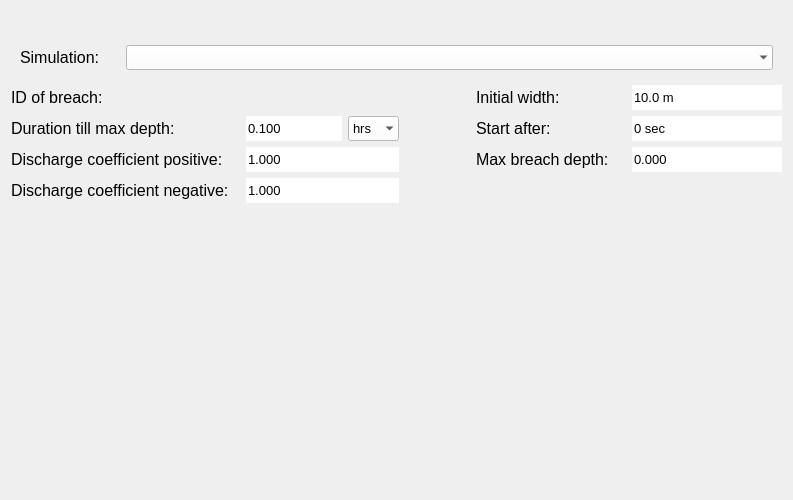
Before: the Qt Designer form threedi_models_and_simulations/ui/simulation_wizard/page_breaches.ui in nens/threedi-api-qgis-client, drawn with Qt 5.
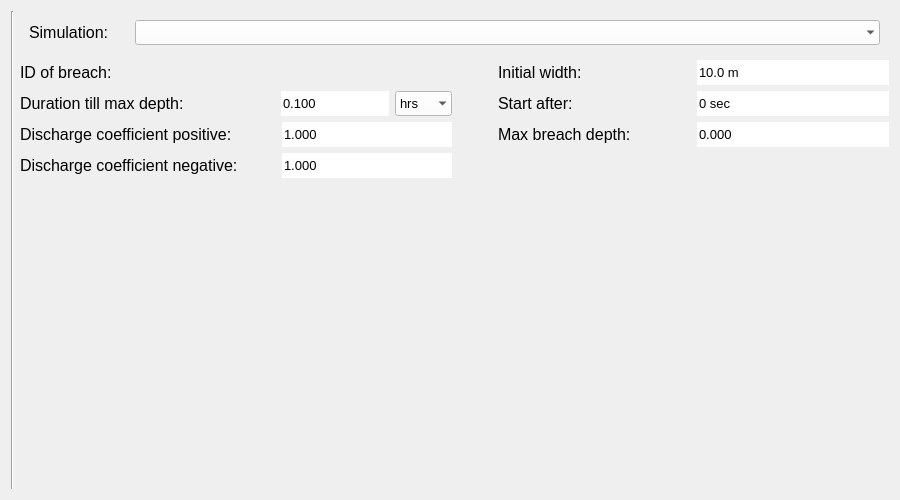
After: the same form once the commit is applied.

```diff
--- a/threedi_models_and_simulations/ui/simulation_wizard/page_breaches.ui
+++ b/threedi_models_and_simulations/ui/simulation_wizard/page_breaches.ui
@@ -6,7 +6,7 @@
    <rect>
     <x>0</x>
     <y>0</y>
-    <width>793</width>
+    <width>900</width>
     <height>500</height>
    </rect>
   </property>
@@ -66,23 +66,189 @@
    <set>Qt::ImhDigitsOnly</set>
   </property>
   <layout class="QGridLayout" name="gridLayout">
-   <item row="2" column="5">
-    <spacer name="verticalSpacer_2">
-     <property name="orientation">
-      <enum>Qt::Vertical</enum>
+   <item row="3" column="4" colspan="2">
+    <layout class="QHBoxLayout" name="horizontalLayout_4">
+     <item>
+      <spacer name="horizontalSpacer_2">
+       <property name="orientation">
+        <enum>Qt::Horizontal</enum>
+       </property>
+       <property name="sizeHint" stdset="0">
+        <size>
+         <width>40</width>
+         <height>20</height>
+        </size>
+       </property>
+      </spacer>
+     </item>
+     <item>
+      <widget class="QLabel" name="label_3">
+       <property name="sizePolicy">
+        <sizepolicy hsizetype="Preferred" vsizetype="Preferred">
+         <horstretch>150</horstretch>
+         <verstretch>25</verstretch>
+        </sizepolicy>
+       </property>
+       <property name="minimumSize">
+        <size>
+         <width>150</width>
+         <height>25</height>
+        </size>
+       </property>
+       <property name="maximumSize">
+        <size>
+         <width>16777215</width>
+         <height>16777215</height>
+        </size>
+       </property>
+       <property name="font">
+        <font>
+         <family>Segoe UI</family>
+         <pointsize>12</pointsize>
+        </font>
+       </property>
+       <property name="text">
+        <string>Start after:</string>
+       </property>
+      </widget>
+     </item>
+     <item>
+      <widget class="QSpinBox" name="sp_start_after">
+       <property name="sizePolicy">
+        <sizepolicy hsizetype="Minimum" vsizetype="Fixed">
+         <horstretch>150</horstretch>
+         <verstretch>0</verstretch>
+        </sizepolicy>
+       </property>
+       <property name="minimumSize">
+        <size>
+         <width>150</width>
+         <height>25</height>
+        </size>
+       </property>
+       <property name="maximumSize">
+        <size>
+         <width>16777215</width>
+         <height>16777215</height>
+        </size>
+       </property>
+       <property name="font">
+        <font>
+         <family>Segoe UI</family>
+         <pointsize>10</pointsize>
+        </font>
+       </property>
+       <property name="styleSheet">
+        <string notr="true">QSpinBox {background-color: white;}</string>
+       </property>
+       <property name="frame">
+        <bool>false</bool>
+       </property>
+       <property name="alignment">
+        <set>Qt::AlignLeading|Qt::AlignLeft|Qt::AlignVCenter</set>
+       </property>
+       <property name="buttonSymbols">
+        <enum>QAbstractSpinBox::NoButtons</enum>
+       </property>
+       <property name="suffix">
+        <string> sec</string>
+       </property>
+       <property name="maximum">
+        <number>999999999</number>
+       </property>
+      </widget>
+     </item>
+    </layout>
+   </item>
+   <item row="4" column="4" colspan="2">
+    <layout class="QHBoxLayout" name="horizontalLayout_7">
+     <property name="bottomMargin">
+      <number>0</number>
      </property>
-     <property name="sizeType">
-      <enum>QSizePolicy::Fixed</enum>
-     </property>
-     <property name="sizeHint" stdset="0">
-      <size>
-       <width>20</width>
-       <height>25</height>
-      </size>
-     </property>
-    </spacer>
+     <item>
+      <spacer name="horizontalSpacer_3">
+       <property name="orientation">
+        <enum>Qt::Horizontal</enum>
+       </property>
+       <property name="sizeHint" stdset="0">
+        <size>
+         <width>40</width>
+         <height>20</height>
+        </size>
+       </property>
+      </spacer>
+     </item>
+     <item>
+      <widget class="QLabel" name="label_8">
+       <property name="sizePolicy">
+        <sizepolicy hsizetype="Preferred" vsizetype="Preferred">
+         <horstretch>150</horstretch>
+         <verstretch>25</verstretch>
+        </sizepolicy>
+       </property>
+       <property name="minimumSize">
+        <size>
+         <width>150</width>
+         <height>25</height>
+        </size>
+       </property>
+       <property name="font">
+        <font>
+         <family>Segoe UI</family>
+         <pointsize>12</pointsize>
+        </font>
+       </property>
+       <property name="text">
+        <string>Max breach depth:</string>
+       </property>
+      </widget>
+     </item>
+     <item>
+      <widget class="QDoubleSpinBox" name="sb_max_breach_depth">
+       <property name="sizePolicy">
+        <sizepolicy hsizetype="Minimum" vsizetype="Fixed">
+         <horstretch>150</horstretch>
+         <verstretch>0</verstretch>
+        </sizepolicy>
+       </property>
+       <property name="minimumSize">
+        <size>
+         <width>150</width>
+         <height>25</height>
+        </size>
+       </property>
+       <property name="maximumSize">
+        <size>
+         <width>16777215</width>
+         <height>16777215</height>
+        </size>
+       </property>
+       <property name="font">
+        <font>
+         <family>Segoe UI</family>
+         <pointsize>10</pointsize>
+        </font>
+       </property>
+       <property name="styleSheet">
+        <string notr="true">QDoubleSpinBox {background-color: white;}</string>
+       </property>
+       <property name="frame">
+        <bool>false</bool>
+       </property>
+       <property name="buttonSymbols">
+        <enum>QAbstractSpinBox::NoButtons</enum>
+       </property>
+       <property name="decimals">
+        <number>3</number>
+       </property>
+       <property name="maximum">
+        <double>100000000000000000.000000000000000</double>
+       </property>
+      </widget>
+     </item>
+    </layout>
    </item>
-   <item row="4" column="5" colspan="4">
+   <item row="2" column="4" colspan="2">
     <layout class="QHBoxLayout" name="horizontalLayout_2">
      <property name="spacing">
       <number>6</number>
@@ -182,95 +348,25 @@
      </item>
     </layout>
    </item>
-   <item row="8" column="5">
-    <spacer name="verticalSpacer">
-     <property name="orientation">
-      <enum>Qt::Vertical</enum>
-     </property>
-     <property name="sizeHint" stdset="0">
-      <size>
-       <width>20</width>
-       <height>40</height>
-      </size>
-     </property>
-    </spacer>
-   </item>
-   <item row="4" column="0" colspan="4">
-    <layout class="QHBoxLayout" name="horizontalLayout">
+   <item row="4" column="2" colspan="2">
+    <layout class="QHBoxLayout" name="horizontalLayout_5">
      <property name="bottomMargin">
       <number>0</number>
      </property>
      <item>
-      <widget class="QLabel" name="label">
+      <widget class="QLabel" name="label_6">
        <property name="sizePolicy">
         <sizepolicy hsizetype="Preferred" vsizetype="Preferred">
-         <horstretch>0</horstretch>
-         <verstretch>0</verstretch>
-        </sizepolicy>
-       </property>
-       <property name="minimumSize">
-        <size>
-         <width>225</width>
-         <height>25</height>
-        </size>
-       </property>
-       <property name="maximumSize">
-        <size>
-         <width>16777215</width>
-         <height>16777215</height>
-        </size>
-       </property>
-       <property name="font">
-        <font>
-         <family>Segoe UI</family>
-         <pointsize>12</pointsize>
-        </font>
-       </property>
-       <property name="text">
-        <string>ID of breach:</string>
-       </property>
-      </widget>
-     </item>
-     <item>
-      <layout class="QHBoxLayout" name="breach_lout"/>
-     </item>
-    </layout>
-   </item>
-   <item row="5" column="5" colspan="4">
-    <layout class="QHBoxLayout" name="horizontalLayout_4">
-     <item>
-      <spacer name="horizontalSpacer_2">
-       <property name="orientation">
-        <enum>Qt::Horizontal</enum>
-       </property>
-       <property name="sizeHint" stdset="0">
-        <size>
-         <width>40</width>
-         <height>20</height>
-        </size>
-       </property>
-      </spacer>
-     </item>
-     <item>
-      <widget class="QLabel" name="label_3">
-       <property name="sizePolicy">
-        <sizepolicy hsizetype="Preferred" vsizetype="Preferred">
-         <horstretch>150</horstretch>
+         <horstretch>225</horstretch>
          <verstretch>25</verstretch>
         </sizepolicy>
        </property>
        <property name="minimumSize">
         <size>
-         <width>150</width>
+         <width>225</width>
          <height>25</height>
         </size>
        </property>
-       <property name="maximumSize">
-        <size>
-         <width>16777215</width>
-         <height>16777215</height>
-        </size>
-       </property>
        <property name="font">
         <font>
          <family>Segoe UI</family>
@@ -278,12 +374,12 @@
         </font>
        </property>
        <property name="text">
-        <string>Start after:</string>
+        <string>Discharge coefficient positive:</string>
        </property>
       </widget>
      </item>
      <item>
-      <widget class="QSpinBox" name="sp_start_after">
+      <widget class="QDoubleSpinBox" name="sb_discharge_coefficient_positive">
        <property name="sizePolicy">
         <sizepolicy hsizetype="Minimum" vsizetype="Fixed">
          <horstretch>150</horstretch>
@@ -302,42 +398,29 @@
          <height>16777215</height>
         </size>
        </property>
-       <property name="font">
-        <font>
-         <family>Segoe UI</family>
-         <pointsize>10</pointsize>
-        </font>
-       </property>
        <property name="styleSheet">
-        <string notr="true">QSpinBox {background-color: white;}</string>
+        <string notr="true">QDoubleSpinBox {background-color: white;}</string>
        </property>
        <property name="frame">
         <bool>false</bool>
        </property>
-       <property name="alignment">
-        <set>Qt::AlignLeading|Qt::AlignLeft|Qt::AlignVCenter</set>
-       </property>
        <property name="buttonSymbols">
         <enum>QAbstractSpinBox::NoButtons</enum>
        </property>
-       <property name="suffix">
-        <string> sec</string>
+       <property name="decimals">
+        <number>3</number>
        </property>
        <property name="maximum">
-        <number>999999999</number>
+        <double>100000000000000000.000000000000000</double>
+       </property>
+       <property name="value">
+        <double>1.000000000000000</double>
        </property>
       </widget>
      </item>
     </layout>
    </item>
-   <item row="1" column="0" colspan="9">
-    <layout class="QVBoxLayout" name="svg_lout">
-     <property name="bottomMargin">
-      <number>0</number>
-     </property>
-    </layout>
-   </item>
-   <item row="5" column="0" colspan="4">
+   <item row="3" column="2" colspan="2">
     <layout class="QHBoxLayout" name="horizontalLayout_3">
      <property name="bottomMargin">
       <number>0</number>
@@ -470,7 +553,156 @@
      </item>
     </layout>
    </item>
-   <item row="3" column="0" colspan="9">
+   <item row="2" column="2" colspan="2">
+    <layout class="QHBoxLayout" name="horizontalLayout">
+     <property name="bottomMargin">
+      <number>0</number>
+     </property>
+     <item>
+      <widget class="QLabel" name="label">
+       <property name="sizePolicy">
+        <sizepolicy hsizetype="Preferred" vsizetype="Preferred">
+         <horstretch>0</horstretch>
+         <verstretch>0</verstretch>
+        </sizepolicy>
+       </property>
+       <property name="minimumSize">
+        <size>
+         <width>225</width>
+         <height>25</height>
+        </size>
+       </property>
+       <property name="maximumSize">
+        <size>
+         <width>16777215</width>
+         <height>16777215</height>
+        </size>
+       </property>
+       <property name="font">
+        <font>
+         <family>Segoe UI</family>
+         <pointsize>12</pointsize>
+        </font>
+       </property>
+       <property name="text">
+        <string>ID of breach:</string>
+       </property>
+      </widget>
+     </item>
+     <item>
+      <layout class="QHBoxLayout" name="breach_lout"/>
+     </item>
+    </layout>
+   </item>
+   <item row="1" column="0" rowspan="7">
+    <layout class="QVBoxLayout" name="wizard_steps_layout">
+     <property name="leftMargin">
+      <number>0</number>
+     </property>
+     <property name="rightMargin">
+      <number>0</number>
+     </property>
+     <property name="bottomMargin">
+      <number>0</number>
+     </property>
+    </layout>
+   </item>
+   <item row="5" column="2" colspan="2">
+    <layout class="QHBoxLayout" name="horizontalLayout_6">
+     <item>
+      <widget class="QLabel" name="label_7">
+       <property name="sizePolicy">
+        <sizepolicy hsizetype="Preferred" vsizetype="Preferred">
+         <horstretch>225</horstretch>
+         <verstretch>25</verstretch>
+        </sizepolicy>
+       </property>
+       <property name="minimumSize">
+        <size>
+         <width>225</width>
+         <height>25</height>
+        </size>
+       </property>
+       <property name="font">
+        <font>
+         <family>Segoe UI</family>
+         <pointsize>12</pointsize>
+        </font>
+       </property>
+       <property name="text">
+        <string>Discharge coefficient negative:</string>
+       </property>
+      </widget>
+     </item>
+     <item>
+      <widget class="QDoubleSpinBox" name="sb_discharge_coefficient_negative">
+       <property name="sizePolicy">
+        <sizepolicy hsizetype="Minimum" vsizetype="Fixed">
+         <horstretch>150</horstretch>
+         <verstretch>0</verstretch>
+        </sizepolicy>
+       </property>
+       <property name="minimumSize">
+        <size>
+         <width>150</width>
+         <height>25</height>
+        </size>
+       </property>
+       <property name="maximumSize">
+        <size>
+         <width>16777215</width>
+         <height>16777215</height>
+        </size>
+       </property>
+       <property name="styleSheet">
+        <string notr="true">QDoubleSpinBox {background-color: white;}</string>
+       </property>
+       <property name="frame">
+        <bool>false</bool>
+       </property>
+       <property name="buttonSymbols">
+        <enum>QAbstractSpinBox::NoButtons</enum>
+       </property>
+       <property name="decimals">
+        <number>3</number>
+       </property>
+       <property name="maximum">
+        <double>100000000000000000.000000000000000</double>
+       </property>
+       <property name="value">
+        <double>1.000000000000000</double>
+       </property>
+      </widget>
+     </item>
+    </layout>
+   </item>
+   <item row="1" column="1" rowspan="7">
+    <widget class="Line" name="line">
+     <property name="sizePolicy">
+      <sizepolicy hsizetype="Fixed" vsizetype="Expanding">
+       <horstretch>0</horstretch>
+       <verstretch>0</verstretch>
+      </sizepolicy>
+     </property>
+     <property name="orientation">
+      <enum>Qt::Vertical</enum>
+     </property>
+    </widget>
+   </item>
+   <item row="6" column="4">
+    <spacer name="verticalSpacer">
+     <property name="orientation">
+      <enum>Qt::Vertical</enum>
+     </property>
+     <property name="sizeHint" stdset="0">
+      <size>
+       <width>20</width>
+       <height>40</height>
+      </size>
+     </property>
+    </spacer>
+   </item>
+   <item row="1" column="2" colspan="4">
     <widget class="QWidget" name="simulation_widget" native="true">
      <property name="sizePolicy">
       <sizepolicy hsizetype="Expanding" vsizetype="Preferred">
@@ -553,234 +785,18 @@
      </layout>
     </widget>
    </item>
-   <item row="6" column="0" colspan="4">
-    <layout class="QHBoxLayout" name="horizontalLayout_5">
-     <property name="bottomMargin">
-      <number>0</number>
+   <item row="7" column="2" colspan="4">
+    <spacer name="horizontalSpacer_4">
+     <property name="orientation">
+      <enum>Qt::Horizontal</enum>
      </property>
-     <item>
-      <widget class="QLabel" name="label_6">
-       <property name="sizePolicy">
-        <sizepolicy hsizetype="Preferred" vsizetype="Preferred">
-         <horstretch>225</horstretch>
-         <verstretch>25</verstretch>
-        </sizepolicy>
-       </property>
-       <property name="minimumSize">
-        <size>
-         <width>225</width>
-         <height>25</height>
-        </size>
-       </property>
-       <property name="font">
-        <font>
-         <family>Segoe UI</family>
-         <pointsize>12</pointsize>
-        </font>
-       </property>
-       <property name="text">
-        <string>Discharge coefficient positive:</string>
-       </property>
-      </widget>
-     </item>
-     <item>
-      <widget class="QDoubleSpinBox" name="sb_discharge_coefficient_positive">
-       <property name="sizePolicy">
-        <sizepolicy hsizetype="Minimum" vsizetype="Fixed">
-         <horstretch>150</horstretch>
-         <verstretch>0</verstretch>
-        </sizepolicy>
-       </property>
-       <property name="minimumSize">
-        <size>
-         <width>150</width>
-         <height>25</height>
-        </size>
-       </property>
-       <property name="maximumSize">
-        <size>
-         <width>16777215</width>
-         <height>16777215</height>
-        </size>
-       </property>
-       <property name="styleSheet">
-        <string notr="true">QDoubleSpinBox {background-color: white;}</string>
-       </property>
-       <property name="frame">
-        <bool>false</bool>
-       </property>
-       <property name="buttonSymbols">
-        <enum>QAbstractSpinBox::NoButtons</enum>
-       </property>
-       <property name="decimals">
-        <number>3</number>
-       </property>
-       <property name="maximum">
-        <double>100000000000000000.000000000000000</double>
-       </property>
-       <property name="value">
-        <double>1.000000000000000</double>
-       </property>
-      </widget>
-     </item>
-    </layout>
-   </item>
-   <item row="7" column="0" colspan="4">
-    <layout class="QHBoxLayout" name="horizontalLayout_6">
-     <item>
-      <widget class="QLabel" name="label_7">
-       <property name="sizePolicy">
-        <sizepolicy hsizetype="Preferred" vsizetype="Preferred">
-         <horstretch>225</horstretch>
-         <verstretch>25</verstretch>
-        </sizepolicy>
-       </property>
-       <property name="minimumSize">
-        <size>
-         <width>225</width>
-         <height>25</height>
-        </size>
-       </property>
-       <property name="font">
-        <font>
-         <family>Segoe UI</family>
-         <pointsize>12</pointsize>
-        </font>
-       </property>
-       <property name="text">
-        <string>Discharge coefficient negative:</string>
-       </property>
-      </widget>
-     </item>
-     <item>
-      <widget class="QDoubleSpinBox" name="sb_discharge_coefficient_negative">
-       <property name="sizePolicy">
-        <sizepolicy hsizetype="Minimum" vsizetype="Fixed">
-         <horstretch>150</horstretch>
-         <verstretch>0</verstretch>
-        </sizepolicy>
-       </property>
-       <property name="minimumSize">
-        <size>
-         <width>150</width>
-         <height>25</height>
-        </size>
-       </property>
-       <property name="maximumSize">
-        <size>
-         <width>16777215</width>
-         <height>16777215</height>
-        </size>
-       </property>
-       <property name="styleSheet">
-        <string notr="true">QDoubleSpinBox {background-color: white;}</string>
-       </property>
-       <property name="frame">
-        <bool>false</bool>
-       </property>
-       <property name="buttonSymbols">
-        <enum>QAbstractSpinBox::NoButtons</enum>
-       </property>
-       <property name="decimals">
-        <number>3</number>
-       </property>
-       <property name="maximum">
-        <double>100000000000000000.000000000000000</double>
-       </property>
-       <property name="value">
-        <double>1.000000000000000</double>
-       </property>
-      </widget>
-     </item>
-    </layout>
-   </item>
-   <item row="6" column="5" colspan="4">
-    <layout class="QHBoxLayout" name="horizontalLayout_7">
-     <property name="bottomMargin">
-      <number>0</number>
+     <property name="sizeHint" stdset="0">
+      <size>
+       <width>40</width>
+       <height>20</height>
+      </size>
      </property>
-     <item>
-      <spacer name="horizontalSpacer_3">
-       <property name="orientation">
-        <enum>Qt::Horizontal</enum>
-       </property>
-       <property name="sizeHint" stdset="0">
-        <size>
-         <width>40</width>
-         <height>20</height>
-        </size>
-       </property>
-      </spacer>
-     </item>
-     <item>
-      <widget class="QLabel" name="label_8">
-       <property name="sizePolicy">
-        <sizepolicy hsizetype="Preferred" vsizetype="Preferred">
-         <horstretch>150</horstretch>
-         <verstretch>25</verstretch>
-        </sizepolicy>
-       </property>
-       <property name="minimumSize">
-        <size>
-         <width>150</width>
-         <height>25</height>
-        </size>
-       </property>
-       <property name="font">
-        <font>
-         <family>Segoe UI</family>
-         <pointsize>12</pointsize>
-        </font>
-       </property>
-       <property name="text">
-        <string>Max breach depth:</string>
-       </property>
-      </widget>
-     </item>
-     <item>
-      <widget class="QDoubleSpinBox" name="sb_max_breach_depth">
-       <property name="sizePolicy">
-        <sizepolicy hsizetype="Minimum" vsizetype="Fixed">
-         <horstretch>150</horstretch>
-         <verstretch>0</verstretch>
-        </sizepolicy>
-       </property>
-       <property name="minimumSize">
-        <size>
-         <width>150</width>
-         <height>25</height>
-        </size>
-       </property>
-       <property name="maximumSize">
-        <size>
-         <width>16777215</width>
-         <height>16777215</height>
-        </size>
-       </property>
-       <property name="font">
-        <font>
-         <family>Segoe UI</family>
-         <pointsize>10</pointsize>
-        </font>
-       </property>
-       <property name="styleSheet">
-        <string notr="true">QDoubleSpinBox {background-color: white;}</string>
-       </property>
-       <property name="frame">
-        <bool>false</bool>
-       </property>
-       <property name="buttonSymbols">
-        <enum>QAbstractSpinBox::NoButtons</enum>
-       </property>
-       <property name="decimals">
-        <number>3</number>
-       </property>
-       <property name="maximum">
-        <double>100000000000000000.000000000000000</double>
-       </property>
-      </widget>
-     </item>
-    </layout>
+    </spacer>
    </item>
   </layout>
  </widget>
```
